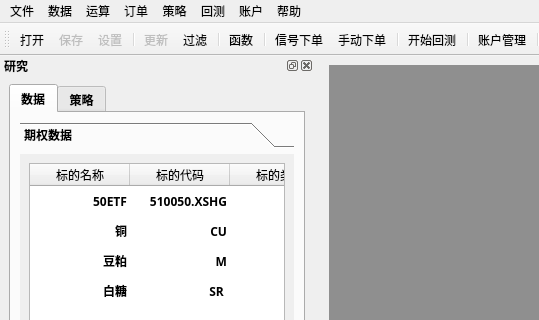
Above: ui/main.ui from fj11/backtesters before the change; both pictures show x 0 to 539 and y 0 to 320 of the 1048 by 814 pixel window. Below: the same form after it.
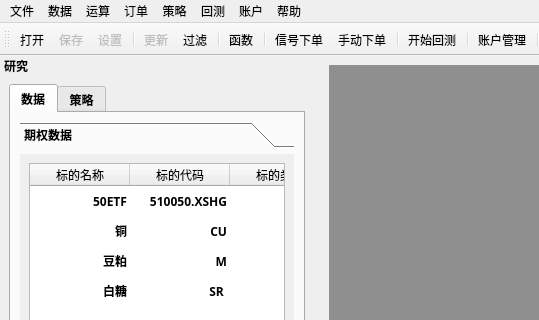
That is the form after the change. Icons and pictures are not drawn.

What changed in the file:
```diff
--- a/ui/main.ui
+++ b/ui/main.ui
@@ -160,6 +160,9 @@
      <bold>true</bold>
     </font>
    </property>
+   <property name="features">
+    <set>QDockWidget::DockWidgetMovable</set>
+   </property>
    <property name="windowTitle">
     <string>研究</string>
    </property>
```
Left out of the diff: 3 changed lines with no effect on the pictures.
